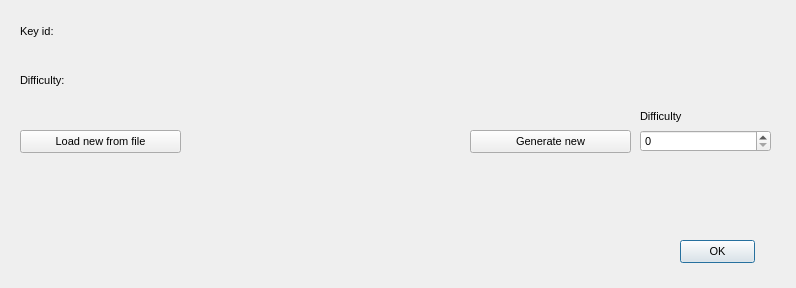
First picture: the form in poc/golemPy/examples/gnr/ui/IdentityDialog.ui, repository golemfactory/clay, before the edit.
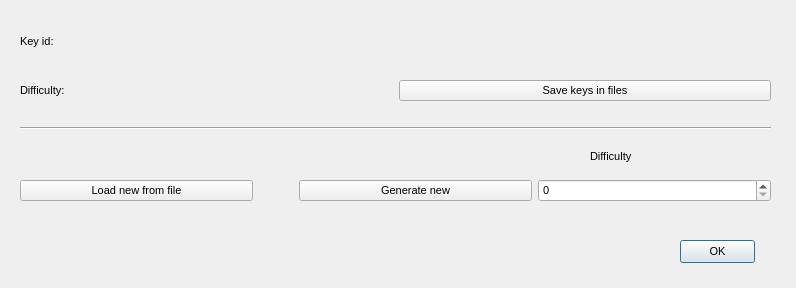
Second picture: the form after the edit.

```diff
--- a/poc/golemPy/examples/gnr/ui/IdentityDialog.ui
+++ b/poc/golemPy/examples/gnr/ui/IdentityDialog.ui
@@ -65,6 +65,8 @@
      </widget>
     </item>
     <item>
+     <layout class="QHBoxLayout" name="horizontalLayout_2">
+      <item>
      <widget class="QLabel" name="difficulty_label">
       <property name="font">
        <font>
@@ -76,17 +78,52 @@
       </property>
      </widget>
     </item>
-   </layout>
+      <item>
+       <widget class="QPushButton" name="save_in_file_button">
+        <property name="font">
+         <font>
+          <pointsize>8</pointsize>
+         </font>
+        </property>
+        <property name="text">
+         <string>Save keys in files</string>
+        </property>
+       </widget>
+      </item>
+     </layout>
+    </item>
+   </layout>
   </widget>
+  <widget class="QLabel" name="label">
+   <property name="geometry">
+    <rect>
+     <x>590</x>
+     <y>150</y>
+     <width>46</width>
+     <height>13</height>
+    </rect>
+   </property>
+   <property name="font">
+    <font>
+     <pointsize>8</pointsize>
+    </font>
+   </property>
+   <property name="text">
+    <string>Difficulty</string>
+   </property>
+  </widget>
+  <widget class="QWidget" name="horizontalLayoutWidget">
+   <property name="geometry">
+    <rect>
+     <x>20</x>
+     <y>170</y>
+     <width>751</width>
+     <height>41</height>
+    </rect>
+   </property>
+   <layout class="QHBoxLayout" name="horizontalLayout">
+    <item>
   <widget class="QPushButton" name="load_from_file_button">
-   <property name="geometry">
-    <rect>
-     <x>20</x>
-     <y>130</y>
-     <width>161</width>
-     <height>23</height>
-    </rect>
-   </property>
    <property name="font">
     <font>
      <pointsize>8</pointsize>
@@ -96,15 +133,37 @@
     <string>Load new from file</string>
    </property>
   </widget>
+    </item>
+    <item>
+     <spacer name="horizontalSpacer">
+      <property name="orientation">
+       <enum>Qt::Horizontal</enum>
+      </property>
+      <property name="sizeType">
+       <enum>QSizePolicy::Preferred</enum>
+      </property>
+      <property name="sizeHint" stdset="0">
+       <size>
+        <width>40</width>
+        <height>20</height>
+       </size>
+      </property>
+     </spacer>
+    </item>
+    <item>
+     <widget class="QPushButton" name="generate_new_button">
+      <property name="font">
+       <font>
+        <pointsize>8</pointsize>
+       </font>
+      </property>
+      <property name="text">
+       <string>Generate new</string>
+      </property>
+     </widget>
+    </item>
+    <item>
   <widget class="QSpinBox" name="difficulty_spin_box">
-   <property name="geometry">
-    <rect>
-     <x>640</x>
-     <y>130</y>
-     <width>131</width>
-     <height>22</height>
-    </rect>
-   </property>
    <property name="font">
     <font>
      <pointsize>8</pointsize>
@@ -114,40 +173,20 @@
     <number>255</number>
    </property>
   </widget>
-  <widget class="QPushButton" name="generate_new_button">
-   <property name="geometry">
-    <rect>
-     <x>470</x>
-     <y>130</y>
-     <width>161</width>
-     <height>23</height>
-    </rect>
-   </property>
-   <property name="font">
-    <font>
-     <pointsize>8</pointsize>
-    </font>
-   </property>
-   <property name="text">
-    <string>Generate new</string>
-   </property>
+    </item>
+   </layout>
   </widget>
-  <widget class="QLabel" name="label">
+  <widget class="Line" name="line">
    <property name="geometry">
     <rect>
-     <x>640</x>
-     <y>110</y>
-     <width>46</width>
-     <height>13</height>
+     <x>20</x>
+     <y>120</y>
+     <width>751</width>
+     <height>16</height>
     </rect>
    </property>
-   <property name="font">
-    <font>
-     <pointsize>8</pointsize>
-    </font>
-   </property>
-   <property name="text">
-    <string>Difficulty</string>
+   <property name="orientation">
+    <enum>Qt::Horizontal</enum>
    </property>
   </widget>
  </widget>
```
Lines whose indentation alone changed are shown as unchanged.
